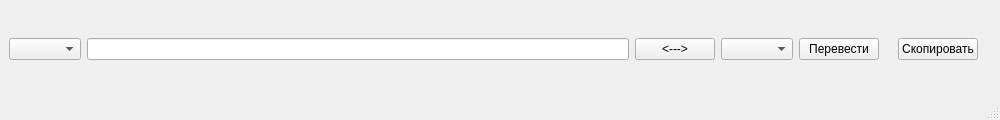
First picture: the form in mainwindow.ui, repository Frogister/Labs, before the edit.
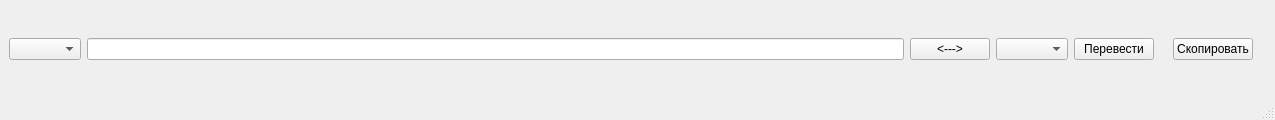
Second picture: the form after the edit.

```diff
--- a/mainwindow.ui
+++ b/mainwindow.ui
@@ -6,7 +6,7 @@
    <rect>
     <x>0</x>
     <y>0</y>
-    <width>1000</width>
+    <width>1275</width>
     <height>120</height>
    </rect>
   </property>
```
Left out of the diff: 2 changed lines with no effect on the pictures.
